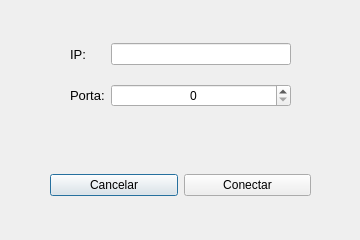
carvalhojldc/fuzzy-control, file src/connection.ui: the form before one commit.
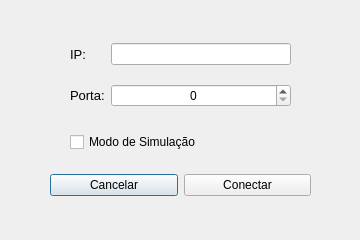
The form after the commit.

The edit to the form file:
```diff
--- a/src/connection.ui
+++ b/src/connection.ui
@@ -25,7 +25,7 @@
   <property name="windowTitle">
    <string>Control Quanser - Conectar sistema</string>
   </property>
-  <widget class="QWidget" name="">
+  <widget class="QWidget" name="layoutWidget">
    <property name="geometry">
     <rect>
      <x>70</x>
@@ -93,7 +93,7 @@
     </item>
    </layout>
   </widget>
-  <widget class="QWidget" name="">
+  <widget class="QWidget" name="layoutWidget">
    <property name="geometry">
     <rect>
      <x>50</x>
@@ -119,6 +119,19 @@
     </item>
    </layout>
   </widget>
+  <widget class="QCheckBox" name="cb_simulation">
+   <property name="geometry">
+    <rect>
+     <x>70</x>
+     <y>130</y>
+     <width>151</width>
+     <height>24</height>
+    </rect>
+   </property>
+   <property name="text">
+    <string>Modo de Simulação</string>
+   </property>
+  </widget>
  </widget>
  <resources/>
  <connections/>
```
